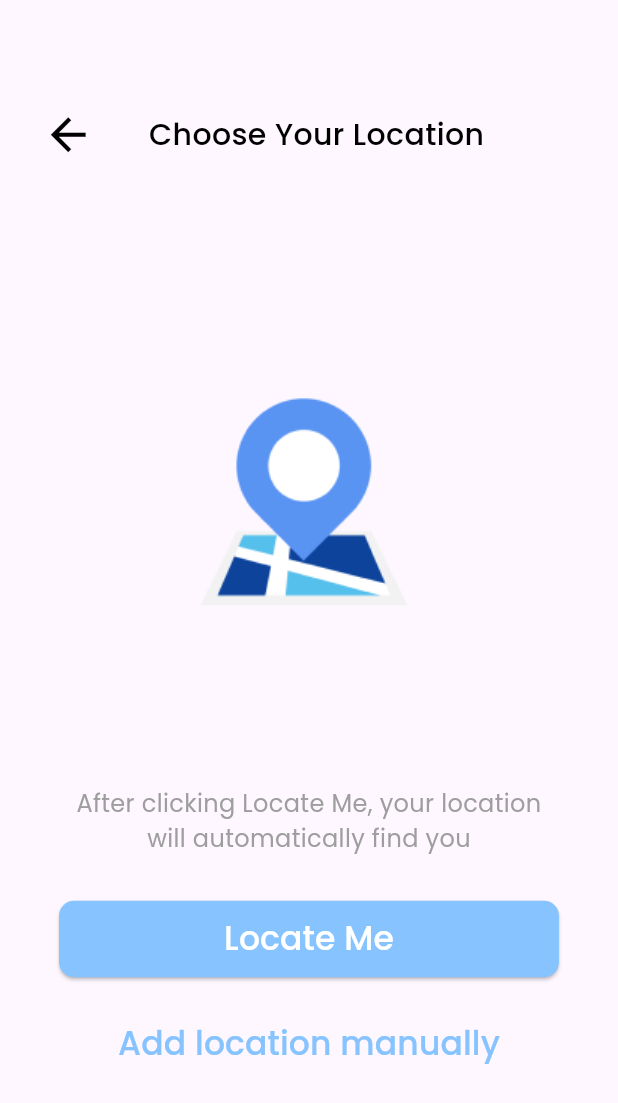
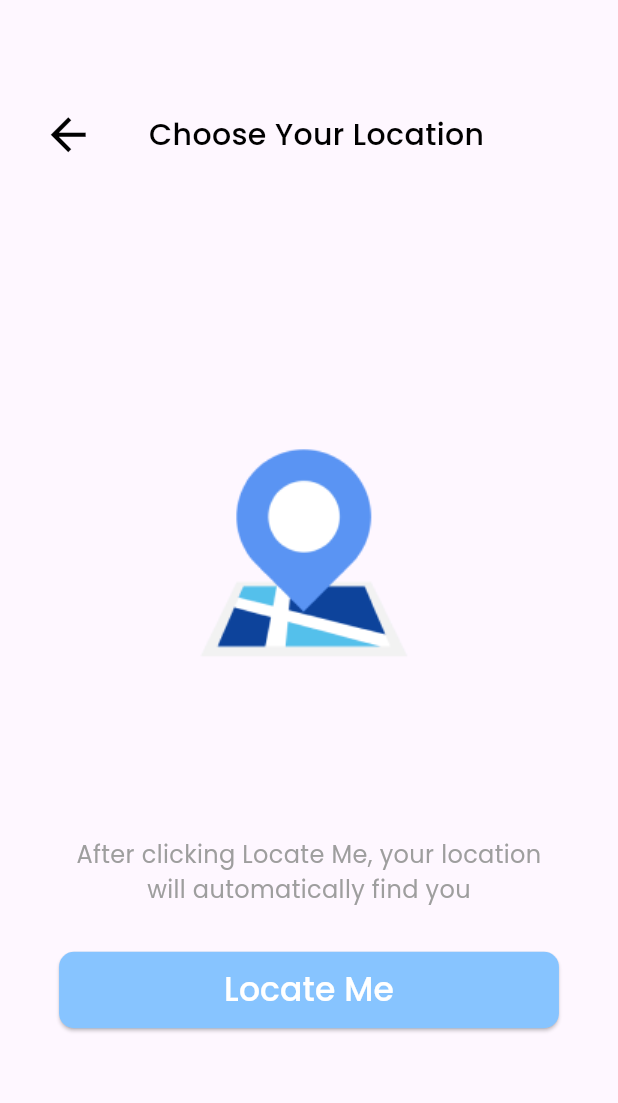
Before and after one commit to Kamila3820/HOCA_frontend, a Flutter app: the LocationPage screen opened directly, on a phone screen of 412 x 824 dp. Shown: the top 1103 px of the screen. Run offline on Flutter 3.47's test engine with Material 3 defaults, Android fonts, the light colour scheme and no system bars; our stand-ins replace flutter_dotenv, font_awesome_flutter, google_fonts, google_maps_flutter, image_picker, location and 1 more.

Commit message:
remove addlocationmanually  and fix pubspec.yaml

```diff
--- a/hoca_frontend/lib/pages/location.dart
+++ b/hoca_frontend/lib/pages/location.dart
@@ -46,7 +46,7 @@ class _LocationPageState extends State<LocationPage> {
         return SizedBox(
           height: MediaQuery.of(context).size.height * 0.75,
           child: GoogleMap(
-            initialCameraPosition: _initialCameraPosition,
+            initialCameraPosition: _initialCameraPosition, // ใช้ _initialCameraPosition ที่นี่
             onTap: _onSelectLocation, // Allow selecting location by tapping
             markers: selectedLocation != null
                 ? {
@@ -172,21 +172,7 @@ class _LocationPageState extends State<LocationPage> {
                           color: Colors.white,
                         ),
                       ),
-)
                     ),
-                  const SizedBox(height: 20),
-                  TextButton(
-                    onPressed: _showMap, // Open map for manual selection
-                    child: Text(
-  'Add location manually',
-  style: GoogleFonts.poppins(
-    textStyle: const TextStyle(
-      color: Color(0xFF87C4FF),
-      fontWeight: FontWeight.w500,
-      fontSize: 22,
-    ),
-  ),
-)
                   ),
                   const SizedBox(height: 20),
                   if (selectedLocation != null)
--- a/hoca_frontend/pubspec.yaml
+++ b/hoca_frontend/pubspec.yaml
@@ -32,9 +32,6 @@ dependencies:
     sdk: flutter
 
   google_maps_flutter: ^2.2.0
-
-  # The following adds the Cupertino Icons font to your application.
-  # Use with the CupertinoIcons class for iOS style icons.
   cupertino_icons: ^1.0.8
   google_fonts: ^6.2.1
   flutter_local_notifications: ^17.2.2
@@ -44,6 +41,7 @@ dependencies:
   flutter_dotenv: ^5.0.2
   location: ^6.0.2
   page_transition: ^2.1.0
+
 
 
 dev_dependencies:
```
Lines whose indentation alone changed are shown as unchanged.
